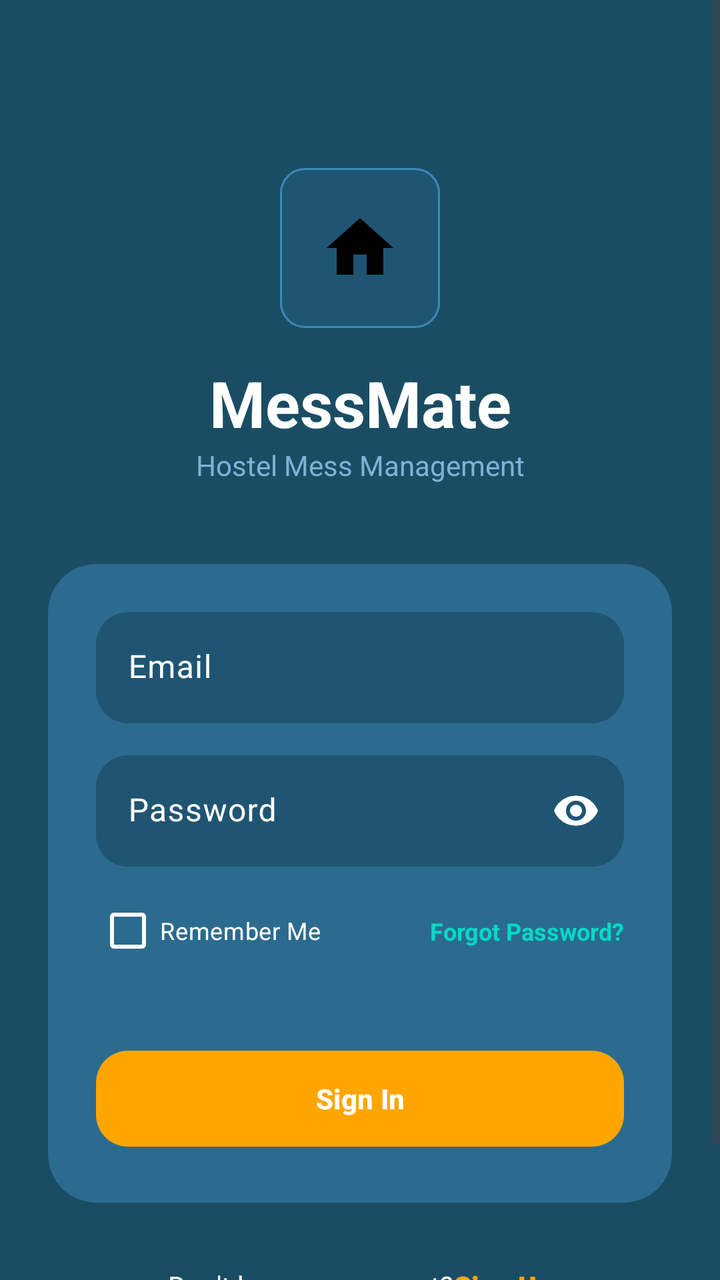
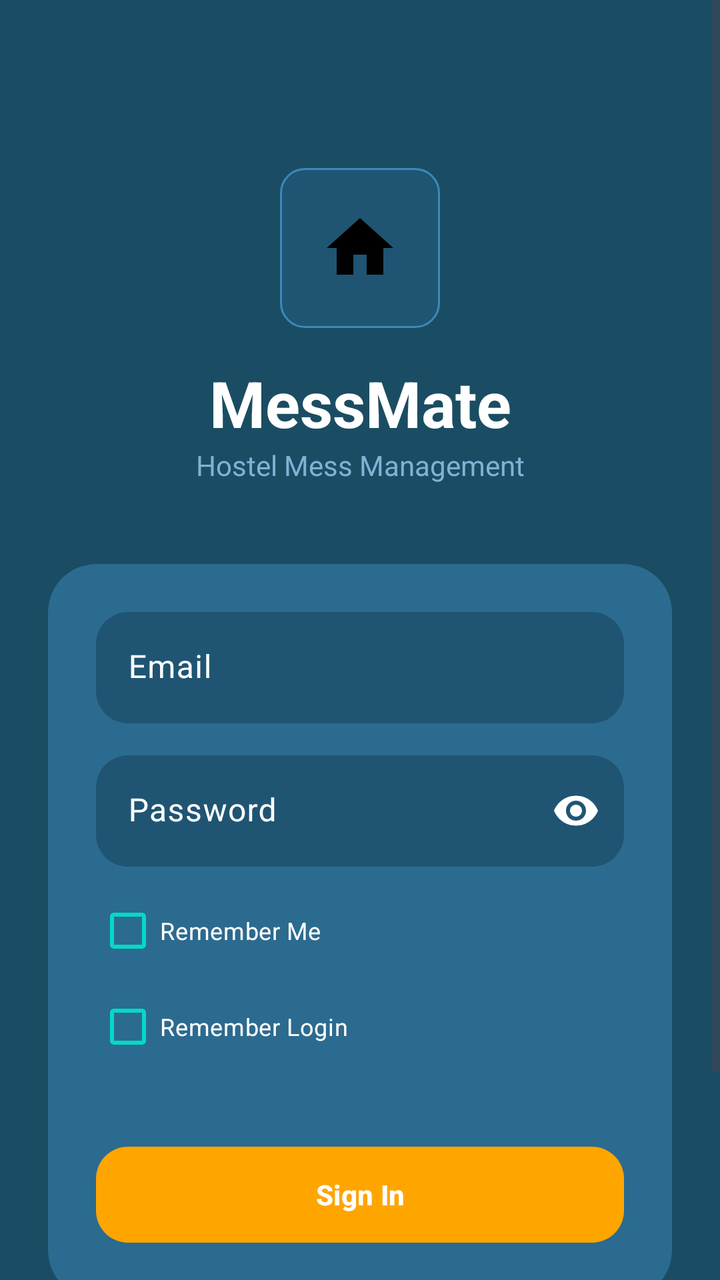

Compare the two renders of this Android layout. The source of the first and the diff that turns it into the second are given below.
<!-- AndroidManifest.xml: activity theme Theme.MessManagement -->
<!-- res/layout/activity_login.xml -->
<?xml version="1.0" encoding="utf-8"?>
<ScrollView xmlns:android="http://schemas.android.com/apk/res/android"
    xmlns:app="http://schemas.android.com/apk/res-auto"
    android:layout_width="match_parent"
    android:layout_height="match_parent"
    android:background="@color/primary_bg"
    android:fillViewport="true">

    <androidx.constraintlayout.widget.ConstraintLayout
        android:layout_width="match_parent"
        android:layout_height="wrap_content"
        android:padding="24dp">

        <ImageView
            android:id="@+id/logo_container"
            android:layout_width="80dp"
            android:layout_height="80dp"
            android:layout_marginTop="60dp"
            android:background="@drawable/logo_background"
            android:contentDescription="@string/app_name"
            android:padding="20dp"
            android:src="@drawable/ic_home"
            app:layout_constraintEnd_toEndOf="parent"
            app:layout_constraintStart_toStartOf="parent"
            app:layout_constraintTop_toTopOf="parent" />

        <TextView
            android:id="@+id/title"
            android:layout_width="wrap_content"
            android:layout_height="wrap_content"
            android:layout_marginTop="16dp"
            android:text="@string/title_messmate"
            android:textColor="@color/text_white"
            android:textSize="32sp"
            android:textStyle="bold"
            app:layout_constraintEnd_toEndOf="parent"
            app:layout_constraintStart_toStartOf="parent"
            app:layout_constraintTop_toBottomOf="@id/logo_container" />

        <TextView
            android:id="@+id/subtitle"
            android:layout_width="wrap_content"
            android:layout_height="wrap_content"
            android:text="@string/subtitle_messmate"
            android:textColor="@color/text_light_blue"
            android:textSize="14sp"
            app:layout_constraintEnd_toEndOf="parent"
            app:layout_constraintStart_toStartOf="parent"
            app:layout_constraintTop_toBottomOf="@id/title" />

        <com.google.android.material.card.MaterialCardView
            android:id="@+id/form_container"
            android:layout_width="match_parent"
            android:layout_height="wrap_content"
            android:layout_marginTop="40dp"
            app:cardBackgroundColor="@color/form_bg"
            app:cardCornerRadius="24dp"
            app:layout_constraintTop_toBottomOf="@id/subtitle"
            app:strokeWidth="0dp">

            <androidx.constraintlayout.widget.ConstraintLayout
                android:layout_width="match_parent"
                android:layout_height="wrap_content"
                android:padding="24dp">

                <com.google.android.material.textfield.TextInputLayout
                    android:id="@+id/email_layout"
                    style="@style/Widget.Material3.TextInputLayout.FilledBox"
                    android:layout_width="match_parent"
                    android:layout_height="wrap_content"
                    android:hint="@string/email_placeholder"
                    android:textColorHint="@color/white"
                    app:boxBackgroundColor="@color/input_bg"
                    app:boxCornerRadiusBottomEnd="16dp"
                    app:boxCornerRadiusBottomStart="16dp"
                    app:boxCornerRadiusTopEnd="16dp"
                    app:boxCornerRadiusTopStart="16dp"
                    app:boxStrokeWidth="0dp"
                    app:boxStrokeWidthFocused="0dp"
                    app:hintTextColor="@color/white"
                    app:layout_constraintTop_toTopOf="parent"
                    app:placeholderTextColor="@color/white">

                    <com.google.android.material.textfield.TextInputEditText
                        android:id="@+id/email_input"
                        android:layout_width="match_parent"
                        android:layout_height="wrap_content"
                        android:inputType="textEmailAddress"
                        android:textColor="@color/text_white" />
                </com.google.android.material.textfield.TextInputLayout>

                <com.google.android.material.textfield.TextInputLayout
                    android:id="@+id/password_layout"
                    style="@style/Widget.Material3.TextInputLayout.FilledBox"
                    android:layout_width="match_parent"
                    android:layout_height="wrap_content"
                    android:layout_marginTop="16dp"
                    android:hint="@string/password_placeholder"
                    android:textColorHint="@color/white"
                    app:boxBackgroundColor="@color/input_bg"
                    app:boxCornerRadiusBottomEnd="16dp"
                    app:boxCornerRadiusBottomStart="16dp"
                    app:boxCornerRadiusTopEnd="16dp"
                    app:boxCornerRadiusTopStart="16dp"
                    app:boxStrokeWidth="0dp"
                    app:boxStrokeWidthFocused="0dp"
                    app:hintTextColor="@color/white"
                    app:layout_constraintTop_toBottomOf="@id/email_layout"
                    app:passwordToggleEnabled="true"
                    app:passwordToggleTint="@color/white">

                    <com.google.android.material.textfield.TextInputEditText
                        android:id="@+id/password_input"
                        android:layout_width="match_parent"
                        android:layout_height="wrap_content"
                        android:inputType="textPassword"
                        android:textColor="@color/text_white" />
                </com.google.android.material.textfield.TextInputLayout>

                <androidx.constraintlayout.widget.ConstraintLayout
                    android:id="@+id/options_container"
                    android:layout_width="match_parent"
                    android:layout_height="wrap_content"
                    android:layout_marginTop="8dp"
                    app:layout_constraintTop_toBottomOf="@id/password_layout">

                    <com.google.android.material.checkbox.MaterialCheckBox
                        android:id="@+id/cb_remember_me"
                        android:layout_width="wrap_content"
                        android:layout_height="wrap_content"
                        android:text="@string/remember_me"
                        android:textColor="@color/white"
                        android:textSize="12sp"
                        app:buttonTint="@color/white"
                        app:layout_constraintBottom_toBottomOf="parent"
                        app:layout_constraintStart_toStartOf="parent"
                        app:layout_constraintTop_toTopOf="parent" />

                    <TextView
                        android:id="@+id/tv_forgot_password"
                        android:layout_width="wrap_content"
                        android:layout_height="wrap_content"
                        android:text="@string/forgot_password"
                        android:textColor="@color/teal_200"
                        android:textSize="12sp"
                        android:textStyle="bold"
                        app:layout_constraintBottom_toBottomOf="parent"
                        app:layout_constraintEnd_toEndOf="parent"
                        app:layout_constraintTop_toTopOf="parent" />

                </androidx.constraintlayout.widget.ConstraintLayout>

                <com.google.android.material.button.MaterialButton
                    android:id="@+id/btn_signin"
                    android:layout_width="match_parent"
                    android:layout_height="56dp"
                    android:layout_marginTop="32dp"
                    android:text="@string/btn_sign_in"
                    android:textColor="@color/text_white"
                    android:textStyle="bold"
                    app:backgroundTint="@color/button_primary"
                    app:cornerRadius="16dp"
                    app:layout_constraintTop_toBottomOf="@id/options_container" />

            </androidx.constraintlayout.widget.ConstraintLayout>
        </com.google.android.material.card.MaterialCardView>

        
        <LinearLayout
            android:id="@+id/bottom_container_login"
            android:layout_width="wrap_content"
            android:layout_height="wrap_content"
            android:layout_marginTop="32dp"
            android:layout_marginBottom="8dp"
            android:gravity="center_horizontal"
            android:orientation="vertical"
            app:layout_constraintBottom_toBottomOf="parent"
            app:layout_constraintEnd_toEndOf="parent"
            app:layout_constraintStart_toStartOf="parent"
            app:layout_constraintTop_toBottomOf="@id/form_container"
            app:layout_constraintVertical_bias="1.0">

            <LinearLayout
                android:layout_width="wrap_content"
                android:layout_height="wrap_content"
                android:orientation="horizontal">

                <TextView
                    android:layout_width="wrap_content"
                    android:layout_height="wrap_content"
                    android:text="@string/dont_have_account"
                    android:textColor="@color/white"
                    android:textSize="14sp" />

                <TextView
                    android:id="@+id/tv_signup_link"
                    android:layout_width="wrap_content"
                    android:layout_height="wrap_content"
                    android:fontFamily="sans-serif-black"
                    android:text="@string/sign_up_link"
                    android:textColor="@color/button_primary"
                    android:textSize="14sp" />
            </LinearLayout>

            <TextView
                android:id="@+id/footer_text_view"
                android:layout_width="wrap_content"
                android:layout_height="wrap_content"
                android:layout_marginTop="16dp"
                android:text="@string/footer_text"
                android:textColor="@color/white"
                android:textSize="12sp" />
        </LinearLayout>

    </androidx.constraintlayout.widget.ConstraintLayout>

</ScrollView>
<!-- resources referenced by this layout -->
<resources>
  <color name="button_primary">#FFA500</color>
  <color name="form_bg">#2b6b8f</color>
  <color name="input_bg">#1f5573</color>
  <color name="primary_bg">#1a4d63</color>
  <color name="teal_200">#FF03DAC5</color>
  <color name="text_light_blue">#7fb3d5</color>
  <color name="text_white">#FFFFFF</color>
  <color name="white">#FFFFFFFF</color>
  <!-- drawable ic_home (drawable) -->
  <vector xmlns:android="http://schemas.android.com/apk/res/android"
      android:width="24dp"
      android:height="24dp"
      android:viewportWidth="24"
      android:viewportHeight="24">
      <path
          android:fillColor="@android:color/black"
          android:pathData="M10,20V14H14V20H19V12H22L12,3L2,12H5V20H10Z" />
  </vector>
  <!-- drawable logo_background (drawable) -->
  <?xml version="1.0" encoding="utf-8"?>
  <shape xmlns:android="http://schemas.android.com/apk/res/android">
      <solid android:color="@color/input_bg" />
      <corners android:radius="12dp" />
      <stroke android:width="1dp" android:color="@color/border_color" />
  </shape>
  <string name="app_name">Mess Management</string>
  <string name="btn_sign_in">Sign In</string>
  <string name="dont_have_account">Don\'t have an account?  </string>
  <string name="email_placeholder">Email</string>
  <string name="footer_text">MessMate v1.0 - Secure &amp; Reliable</string>
  <string name="forgot_password">Forgot Password?</string>
  <string name="password_placeholder">Password</string>
  <string name="remember_me">Remember Me</string>
  <string name="sign_up_link">Sign Up</string>
  <string name="subtitle_messmate">Hostel Mess Management</string>
  <string name="title_messmate">MessMate</string>
  <style name="Theme.MessManagement" parent="Theme.Material3.Light.NoActionBar">
          
          <item name="colorPrimary">@color/nav_active</item>
          <item name="colorOnPrimary">@color/white</item>
          
          <item name="colorSecondary">@color/bazar_card_end</item>
          <item name="colorOnSecondary">@color/white</item>
          
          <item name="android:statusBarColor">@color/primary_bg</item>
          <item name="android:windowLightStatusBar">true</item>
          <item name="android:fitsSystemWindows">true</item>
      </style>
  <color name="border_color">#3d8ab8</color>
  <color name="nav_active">#1a7a96</color>
  <color name="bazar_card_end">#2b8ab0</color>
</resources>

<!-- the commit's change to res/layout/activity_login.xml (unified diff, before → after) -->
@@ -131,22 +131,21 @@
                         android:text="@string/remember_me"
                         android:textColor="@color/white"
                         android:textSize="12sp"
-                        app:buttonTint="@color/white"
+                        app:buttonTint="@color/teal_200"
+                        app:layout_constraintStart_toStartOf="parent"
+                        app:layout_constraintTop_toTopOf="parent" />
+
+                    <com.google.android.material.checkbox.MaterialCheckBox
+                        android:id="@+id/cb_remember_login"
+                        android:layout_width="wrap_content"
+                        android:layout_height="wrap_content"
+                        android:text="Remember Login"
+                        android:textColor="@color/white"
+                        android:textSize="12sp"
+                        app:buttonTint="@color/teal_200"
                         app:layout_constraintBottom_toBottomOf="parent"
                         app:layout_constraintStart_toStartOf="parent"
-                        app:layout_constraintTop_toTopOf="parent" />
-
-                    <TextView
-                        android:id="@+id/tv_forgot_password"
-                        android:layout_width="wrap_content"
-                        android:layout_height="wrap_content"
-                        android:text="@string/forgot_password"
-                        android:textColor="@color/teal_200"
-                        android:textSize="12sp"
-                        android:textStyle="bold"
-                        app:layout_constraintBottom_toBottomOf="parent"
-                        app:layout_constraintEnd_toEndOf="parent"
-                        app:layout_constraintTop_toTopOf="parent" />
+                        app:layout_constraintTop_toBottomOf="@id/cb_remember_me" />
 
                 </androidx.constraintlayout.widget.ConstraintLayout>
 
<!-- resource entries referenced after the edit -->
@@ -30,7 +30,6 @@
   <string name="dont_have_account">Don\'t have an account?  </string>
   <string name="email_placeholder">Email</string>
   <string name="footer_text">MessMate v1.0 - Secure &amp; Reliable</string>
-  <string name="forgot_password">Forgot Password?</string>
   <string name="password_placeholder">Password</string>
   <string name="remember_me">Remember Me</string>
   <string name="sign_up_link">Sign Up</string>
